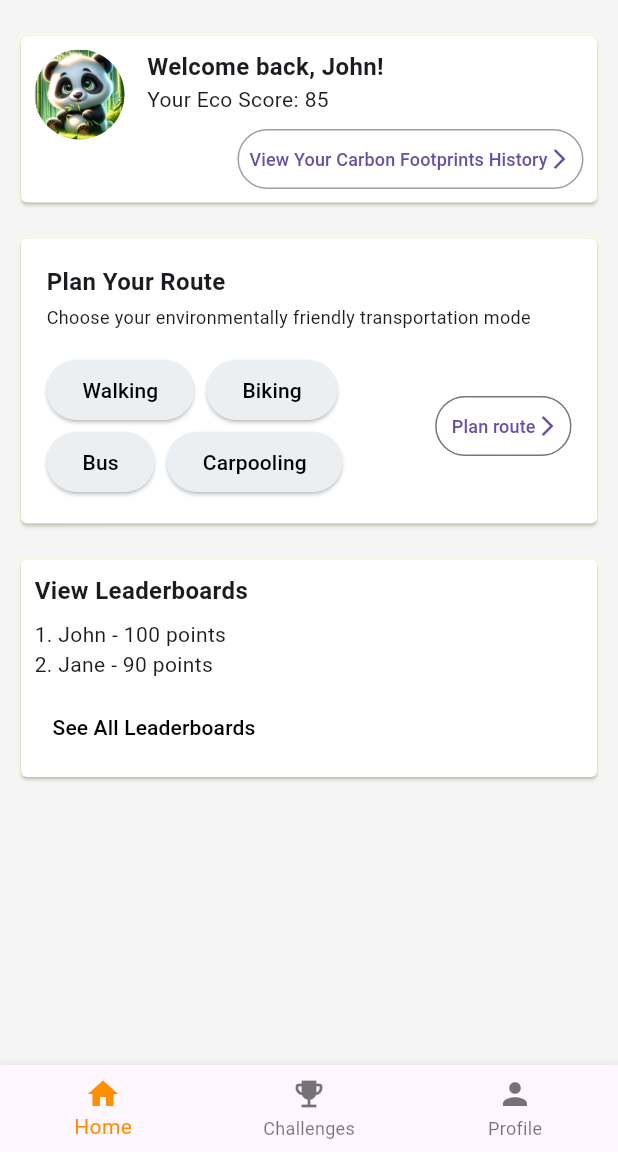
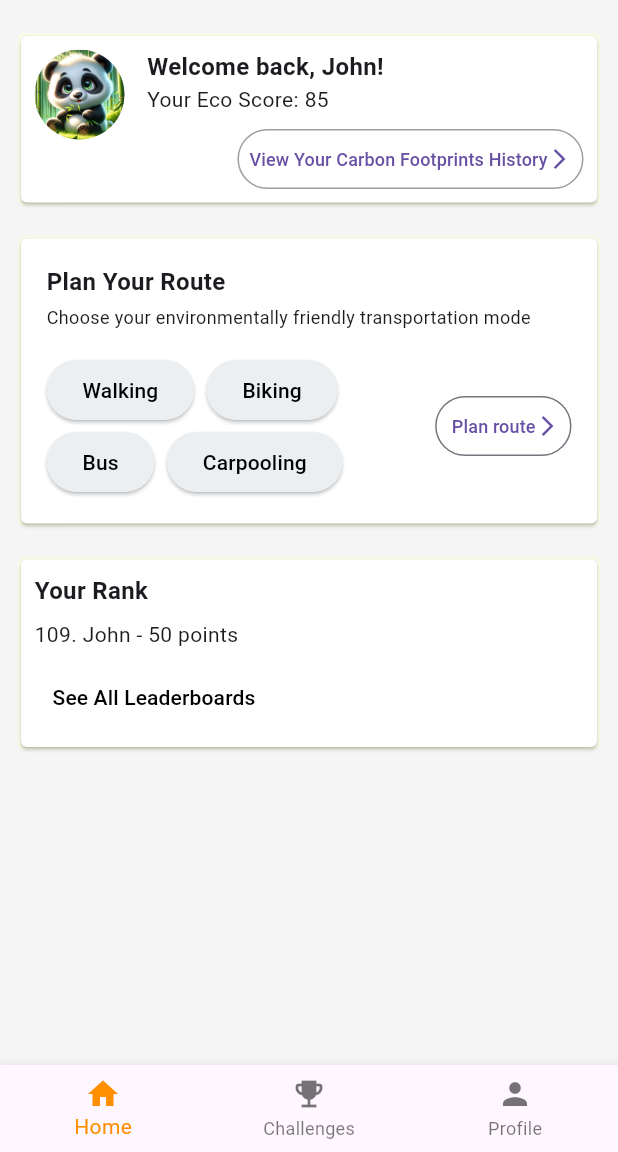
Before and after one commit to ThePandaGroup/Eco-Panda, a Flutter app: the screen it shows after launch, on a phone screen of 412 x 824 dp, the part 84-1236 px from its top. Run offline on Flutter 3.47's test engine with Material 3 defaults, Android fonts, the phone set to English and light mode, and no system bars; our stand-ins replace geolocator, google_maps_flutter.

Commit message:
changed title of the leaderboards from View Leaderboards to Your Rank

```diff
--- a/eco_panda/lib/ehomepage.dart
+++ b/eco_panda/lib/ehomepage.dart
@@ -143,12 +143,12 @@ class _EPandaHomepageState extends State<EPandaHomepage> {
                       crossAxisAlignment: CrossAxisAlignment.start,
                       children: [
                         const Text(
-                          'View Leaderboards',
+                          'Your Rank',
                           style: TextStyle(fontWeight: FontWeight.bold, fontSize: 16),
                         ),
                         SizedBox(height: 8),
-                        Text("1. John - 100 points"),
-                        Text("2. Jane - 90 points"),
+                        Text("109. John - 50 points"), // Need to actually pull from Database
+
                         // Add more static entries or a method to dynamically generate this list
                         SizedBox(height: 8),
                         TextButton(
```
